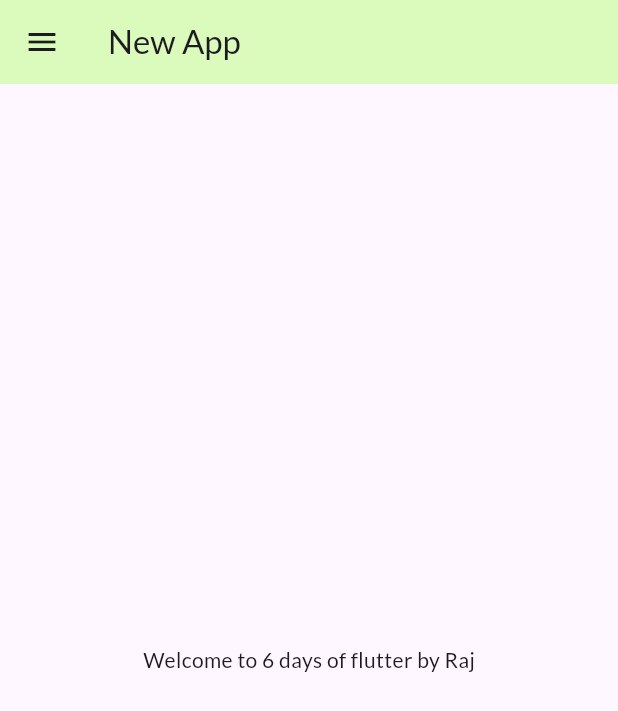
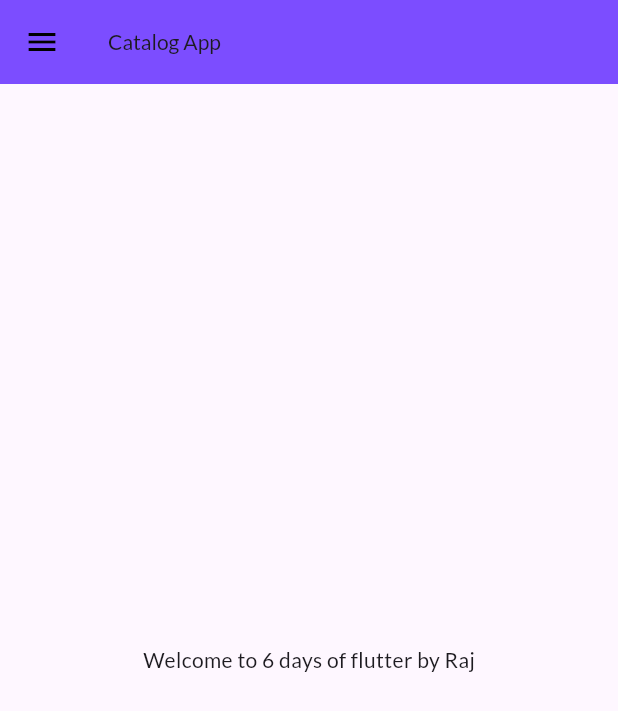
Before and after one commit to rajvardhant/flutter, a Flutter app: the screen it shows after launch, on a phone screen of 412 x 824 dp. Shown: the top 711 px of the screen. Run offline on Flutter 3.47's test engine with Material 3 defaults, Android fonts, the phone set to English and light mode, and no system bars; our stand-ins replace google_fonts.

Commit message:
add MyTheme

```diff
--- a/lib/main.dart
+++ b/lib/main.dart
@@ -4,6 +4,7 @@
 // import 'package:google_fonts/google_fonts.dart';
 import 'package:startgit/pages/login_page.dart';
 import 'package:startgit/utils/routes.dart';
+import 'package:startgit/widgets/themes.dart';
 
 void main() {
   runApp(const MyApp());
@@ -20,14 +21,9 @@
     return MaterialApp(
       // home: HomePage(),
       themeMode: ThemeMode.light,
-      theme: ThemeData(
-        primarySwatch: Colors.deepPurple,
-        fontFamily: GoogleFonts.lato().fontFamily,
-      ),
+      theme:MyTheme.lightTheme,
+      darkTheme:MyTheme.darkTheme(context),
       debugShowCheckedModeBanner: false,
-      darkTheme: ThemeData(
-        brightness: Brightness.dark,
-      ),
       initialRoute: MyRoutes.homeRoute,
       routes: {
         "/":(context) => const LoginPage(),
--- a/lib/pages/home_page.dart
+++ b/lib/pages/home_page.dart
@@ -11,8 +11,14 @@
 Widget build(BuildContext context) {
     return Scaffold(
         appBar: AppBar(
-            title:const Text("New App"),
-            backgroundColor: const Color.fromARGB(255, 218, 251, 187),
+            backgroundColor: Colors.deepPurpleAccent,
+            // elevation: 0.0,
+            // iconTheme: IconThemeData(color: Colors.black),
+
+            title: Text(
+              "Catalog App",
+              // style: TextStyle(color: Colors.black),
+            ),
         ),
         body: Center(
             child: Text("Welcome to $days days of flutter by $name"),
--- /dev/null
+++ b/lib/widgets/themes.dart
@@ -0,0 +1,19 @@
+import 'package:flutter/material.dart';
+import 'package:google_fonts/google_fonts.dart';
+
+class MyTheme {
+  static ThemeData get lightTheme => ThemeData(
+        primarySwatch: Colors.deepPurple,
+        fontFamily: GoogleFonts.lato().fontFamily,
+        appBarTheme: AppBarTheme(
+          color: Colors.white,
+          elevation: 0.0,
+          iconTheme: IconThemeData(color: Colors.black),
+          toolbarTextStyle: GoogleFonts.latoTextTheme().bodyMedium,
+          titleTextStyle: GoogleFonts.latoTextTheme().titleLarge,
+        ),
+      );
+      static ThemeData darkTheme(BuildContext context) => ThemeData(
+        brightness: Brightness.dark,
+      );
+}
```
